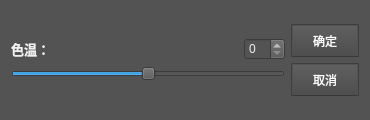
Above: Image/Color_t.ui from SundalandBR/Image before the change. Below: the same form after it.
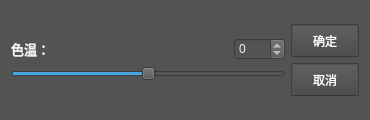
That is the form after the change.

```diff
--- a/Image/Color_t.ui
+++ b/Image/Color_t.ui
@@ -226,7 +226,14 @@
         </spacer>
        </item>
        <item>
-        <widget class="QSpinBox" name="color_t_spinbox"/>
+        <widget class="QSpinBox" name="color_t_spinbox">
+         <property name="minimum">
+          <number>-100</number>
+         </property>
+         <property name="maximum">
+          <number>100</number>
+         </property>
+        </widget>
        </item>
       </layout>
      </item>
```
